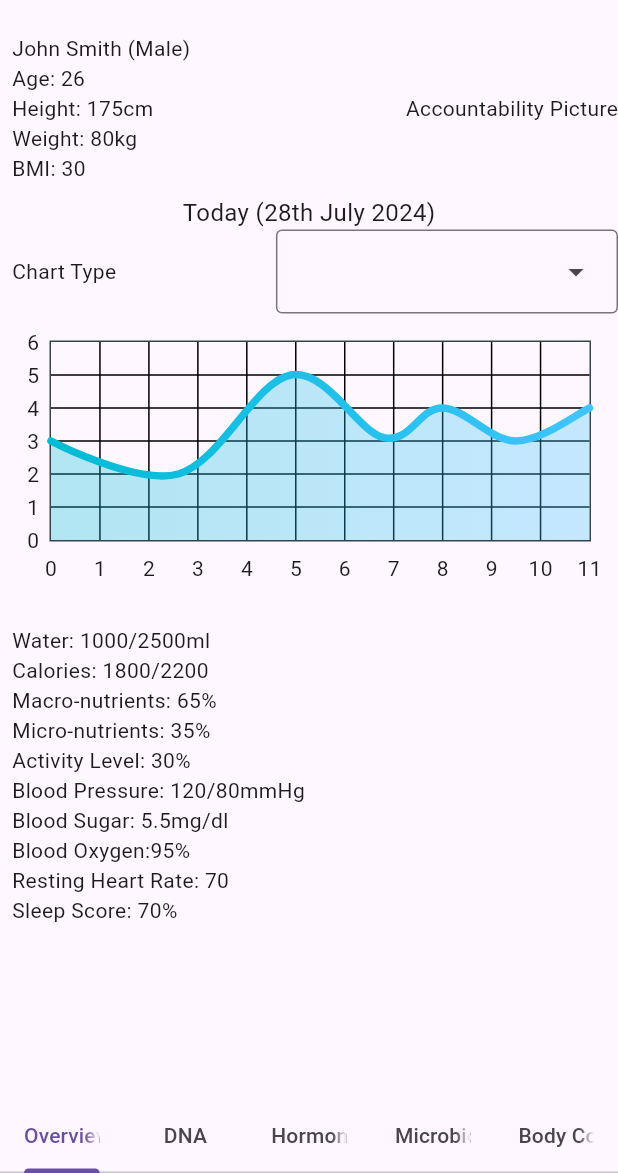
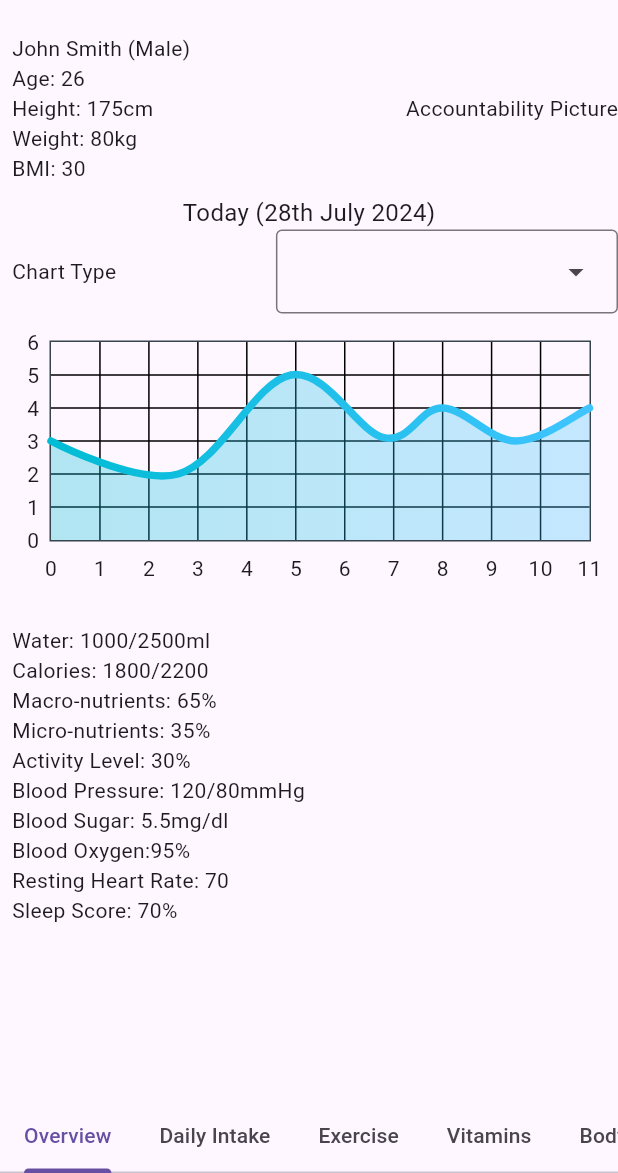
Before and after one commit to dcrebbin/all-health-flutter, a Flutter app: the screen it shows after launch, on a phone screen of 412 x 824 dp, the part 63-1236 px from its top. Run offline on Flutter 3.47's test engine with Material 3 defaults, Android fonts, the phone set to English and light mode, and no system bars; drawn by our look-alikes of fl_chart; our stand-ins replace flutter_dotenv, get_it, go_router, injectable.

Commit message:
updated navigation

```diff
--- a/lib/pages/home/home_screen.dart
+++ b/lib/pages/home/home_screen.dart
@@ -1,10 +1,13 @@
 import 'package:all_health_flutter/pages/home/hormones.dart';
 import 'package:all_health_flutter/pages/home/microbiome.dart';
 import 'package:all_health_flutter/pages/home/overview.dart';
+import 'package:all_health_flutter/pages/home/vitamins.dart';
 import 'package:flutter/material.dart';
 
 import 'body_composition.dart';
+import 'daily-intake.dart';
 import 'dna_list.dart';
+import 'exercise.dart';
 import 'test_widget.dart';
 
 class HomePage extends StatefulWidget {
@@ -19,41 +22,35 @@ class _HomePageState extends State<HomePage> {
   Widget build(BuildContext context) {
     return MaterialApp(
         home: DefaultTabController(
-      length: 5,
+      length: 8,
       child: Scaffold(
         appBar: AppBar(
           title: const Text('All Health'),
         ),
-        bottomNavigationBar: Container(
-            child: TabBar(
+        bottomNavigationBar: const TabBar(
+          tabAlignment: TabAlignment.start,
+          isScrollable: true,
           tabs: [
-            Tab(
-              text: 'Overview',
-            ),
-            Tab(
-              text: 'DNA',
-            ),
-            Tab(
-              text: 'Hormones',
-            ),
-            Tab(
-              text: 'Microbiome',
-            ),
-            Tab(
-              text: 'Body Composition',
-            ),
+            Tab(text: 'Overview'),
+            Tab(text: 'Daily Intake'),
+            Tab(text: 'Exercise'),
+            Tab(text: 'Vitamins'),
+            Tab(text: 'Body Composition'),
+            Tab(text: 'Hormones'),
+            Tab(text: 'Microbiome'),
+            Tab(text: 'DNA'),
           ],
-          onTap: (index) {
-            setState(() {});
-          },
-        )),
+        ),
         body: TabBarView(
           children: [
             Overview(),
-            DnaList(),
-            Hormones(),
-            Microbiome(),
-            BodyComposition(),
+            const DailyIntake(),
+            const Exercise(),
+            const Vitamins(),
+            const BodyComposition(),
+            const Hormones(),
+            const Microbiome(),
+            const DnaList(),
           ],
         ),
       ),
```
